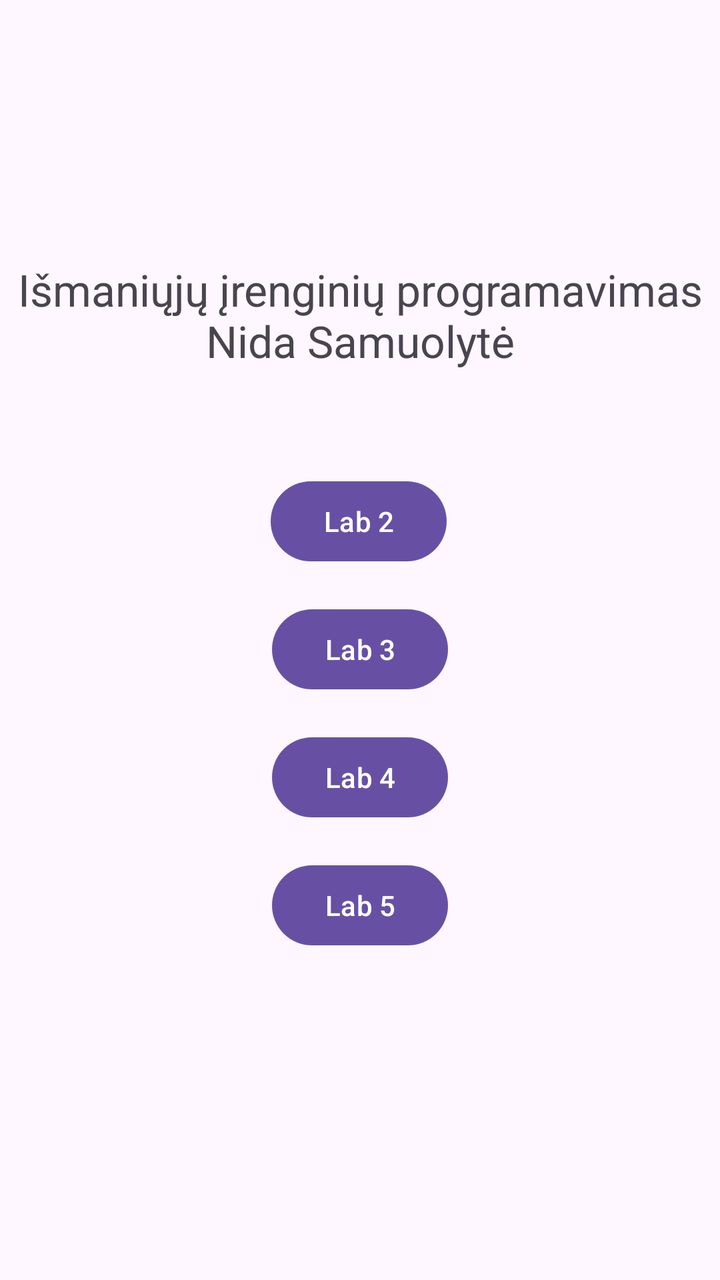
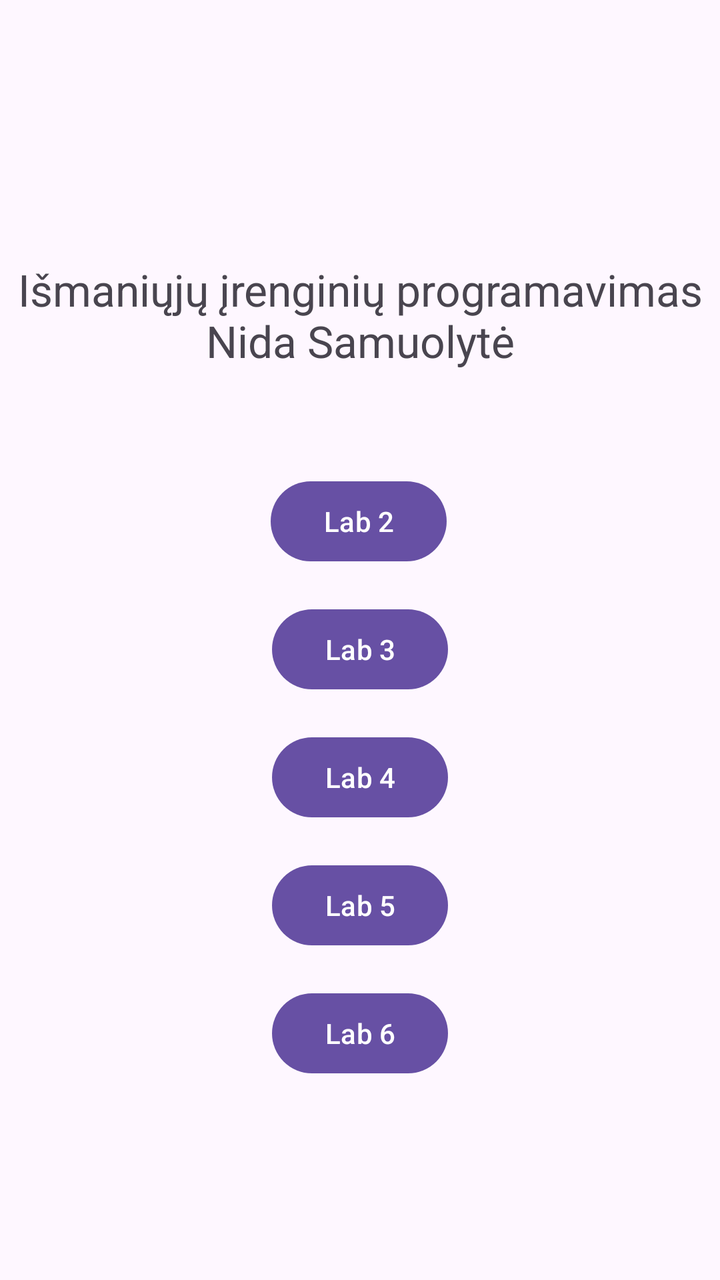

An Android layout rendered at two revisions. The XML below is the earlier revision; the diff shows what the commit changed to produce the second picture.
<!-- AndroidManifest.xml: application theme Theme.LabWork -->
<!-- res/layout/activity_meniu.xml -->
<?xml version="1.0" encoding="utf-8"?>
<androidx.constraintlayout.widget.ConstraintLayout xmlns:android="http://schemas.android.com/apk/res/android"
    xmlns:app="http://schemas.android.com/apk/res-auto"
    xmlns:tools="http://schemas.android.com/tools"
    android:id="@+id/main"
    android:layout_width="match_parent"
    android:layout_height="match_parent">

    <TextView
        android:id="@+id/tvPavadinimas"
        android:layout_width="0dp"
        android:layout_height="wrap_content"
        android:gravity="center"
        android:text="@string/meniu_pavadinimas"
        android:textSize="22sp"
        app:layout_constraintBottom_toBottomOf="parent"
        app:layout_constraintEnd_toEndOf="parent"
        app:layout_constraintHorizontal_bias="0.0"
        app:layout_constraintStart_toStartOf="parent"
        app:layout_constraintTop_toTopOf="parent"
        app:layout_constraintVertical_bias="0.222" />

    <Button
        android:id="@+id/btnLab2"
        android:layout_width="wrap_content"
        android:layout_height="wrap_content"
        android:text="@string/meniu_lab2"
        app:layout_constraintBottom_toBottomOf="parent"
        app:layout_constraintEnd_toEndOf="parent"
        app:layout_constraintHorizontal_bias="0.498"
        app:layout_constraintStart_toStartOf="parent"
        app:layout_constraintTop_toBottomOf="@+id/tvPavadinimas"
        app:layout_constraintVertical_bias="0.127" />

    <Button
        android:id="@+id/btnLab3"
        android:layout_width="wrap_content"
        android:layout_height="wrap_content"
        android:layout_marginTop="16dp"
        android:text="@string/meniu_lab3"
        app:layout_constraintTop_toBottomOf="@id/btnLab2"
        app:layout_constraintStart_toStartOf="parent"
        app:layout_constraintEnd_toEndOf="parent" />

    <Button
        android:id="@+id/btnLab4"
        android:layout_width="wrap_content"
        android:layout_height="wrap_content"
        android:layout_marginTop="16dp"
        android:text="Lab 4"
        app:layout_constraintTop_toBottomOf="@id/btnLab3"
        app:layout_constraintStart_toStartOf="parent"
        app:layout_constraintEnd_toEndOf="parent" />

    <Button
        android:id="@+id/btnLab5"
        android:layout_width="wrap_content"
        android:layout_height="wrap_content"
        android:layout_marginTop="16dp"
        android:text="Lab 5"
        app:layout_constraintTop_toBottomOf="@id/btnLab4"
        app:layout_constraintStart_toStartOf="parent"
        app:layout_constraintEnd_toEndOf="parent" />
</androidx.constraintlayout.widget.ConstraintLayout>
<!-- resources referenced by this layout -->
<resources>
  <string name="meniu_lab2">Lab 2</string>
  <string name="meniu_lab3">Lab 3</string>
  <string name="meniu_pavadinimas">Išmaniųjų įrenginių programavimas\nNida Samuolytė</string>
  <style name="Theme.LabWork" parent="Base.Theme.LabWork" />
  <style name="Base.Theme.LabWork" parent="Theme.Material3.DayNight.NoActionBar">
          
          
      </style>
</resources>

<!-- the commit's change to res/layout/activity_meniu.xml (unified diff, before → after) -->
@@ -61,4 +61,14 @@
         app:layout_constraintTop_toBottomOf="@id/btnLab4"
         app:layout_constraintStart_toStartOf="parent"
         app:layout_constraintEnd_toEndOf="parent" />
+
+    <Button
+        android:id="@+id/btnLab6"
+        android:layout_width="wrap_content"
+        android:layout_height="wrap_content"
+        android:layout_marginTop="16dp"
+        android:text="Lab 6"
+        app:layout_constraintTop_toBottomOf="@id/btnLab5"
+        app:layout_constraintStart_toStartOf="parent"
+        app:layout_constraintEnd_toEndOf="parent" />
 </androidx.constraintlayout.widget.ConstraintLayout>
